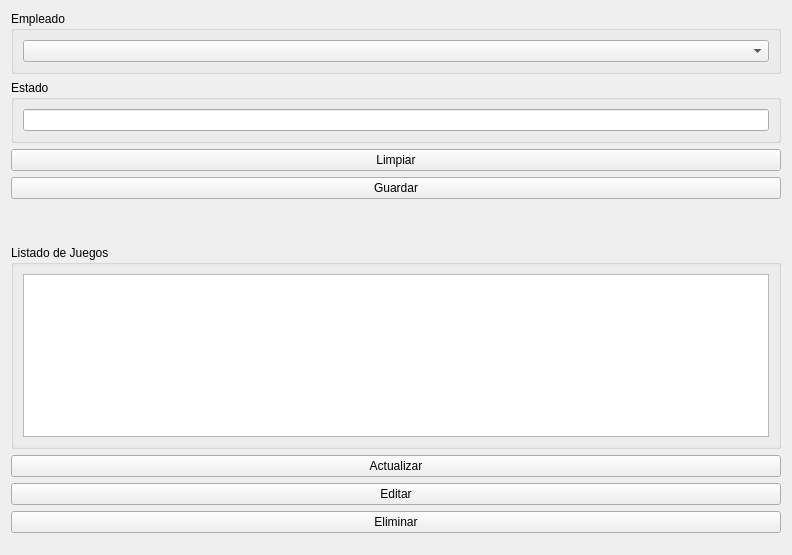
Above: views/forms/MesaBillar.ui from NeFaWaltPint/pyqt-sqlserver-colab before the change. Below: the same form after it.
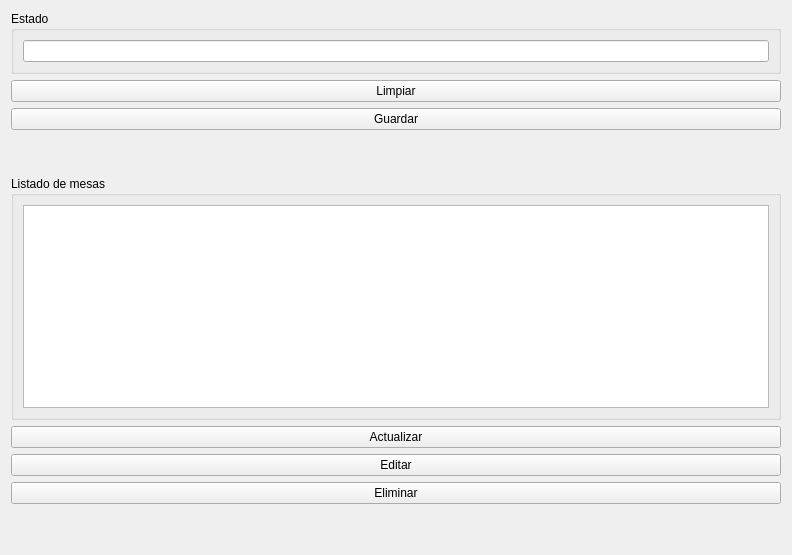
That is the form after the change.

The edit to the form file:
```diff
--- a/views/forms/MesaBillar.ui
+++ b/views/forms/MesaBillar.ui
@@ -14,18 +14,6 @@
    <string>Form</string>
   </property>
   <layout class="QVBoxLayout" name="verticalLayout">
-   <item>
-    <widget class="QGroupBox" name="groupBox_5">
-     <property name="title">
-      <string>Empleado</string>
-     </property>
-     <layout class="QHBoxLayout" name="horizontalLayout_5">
-      <item>
-       <widget class="QComboBox" name="id_empleado"/>
-      </item>
-     </layout>
-    </widget>
-   </item>
    <item>
     <widget class="QGroupBox" name="groupBox_2">
      <property name="title">
@@ -71,7 +59,7 @@
    <item>
     <widget class="QGroupBox" name="groupBox_4">
      <property name="title">
-      <string>Listado de Juegos</string>
+      <string>Listado de mesas</string>
      </property>
      <layout class="QHBoxLayout" name="horizontalLayout_4">
       <item>
```
